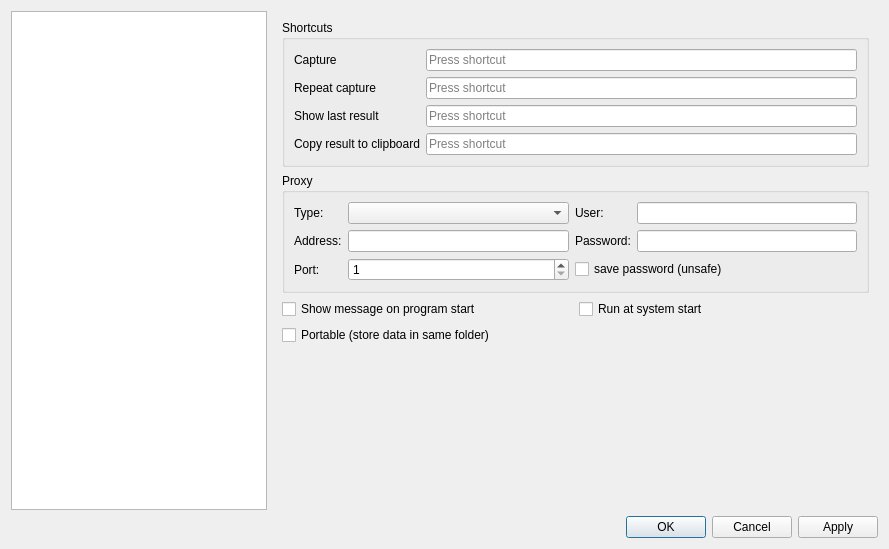
First picture: the form in src/settingseditor.ui, repository OneMoreGres/ScreenTranslator, before the edit.
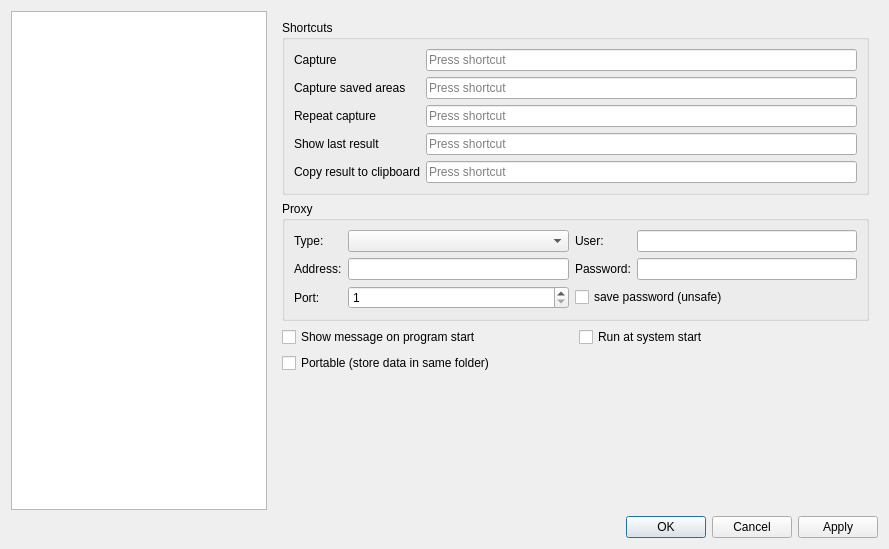
Second picture: the form after the edit. Custom widgets are drawn as their Qt base class.

Commit message: Add ability to lock capture areas and capture them by hotkey

Patch:
```diff
--- a/src/settingseditor.ui
+++ b/src/settingseditor.ui
@@ -56,37 +56,30 @@
           <string>Shortcuts</string>
          </property>
          <layout class="QGridLayout" name="gridLayout">
-          <item row="0" column="0">
-           <widget class="QLabel" name="label">
-            <property name="text">
-             <string>Capture</string>
-            </property>
-           </widget>
+          <item row="4" column="1">
+           <widget class="QKeySequenceEdit" name="clipboardEdit"/>
           </item>
-          <item row="0" column="1">
-           <widget class="QKeySequenceEdit" name="captureEdit"/>
-          </item>
-          <item row="1" column="0">
+          <item row="2" column="0">
            <widget class="QLabel" name="label_8">
             <property name="text">
              <string>Repeat capture</string>
             </property>
            </widget>
           </item>
-          <item row="1" column="1">
+          <item row="2" column="1">
            <widget class="QKeySequenceEdit" name="repeatCaptureEdit"/>
           </item>
-          <item row="2" column="0">
+          <item row="3" column="0">
            <widget class="QLabel" name="label_3">
             <property name="text">
              <string>Show last result</string>
             </property>
            </widget>
           </item>
-          <item row="2" column="1">
-           <widget class="QKeySequenceEdit" name="repeatEdit"/>
+          <item row="0" column="1">
+           <widget class="QKeySequenceEdit" name="captureEdit"/>
           </item>
-          <item row="3" column="0">
+          <item row="4" column="0">
            <widget class="QLabel" name="label_7">
             <property name="text">
              <string>Copy result to clipboard</string>
@@ -94,7 +87,24 @@
            </widget>
           </item>
           <item row="3" column="1">
-           <widget class="QKeySequenceEdit" name="clipboardEdit"/>
+           <widget class="QKeySequenceEdit" name="repeatEdit"/>
+          </item>
+          <item row="0" column="0">
+           <widget class="QLabel" name="label">
+            <property name="text">
+             <string>Capture</string>
+            </property>
+           </widget>
+          </item>
+          <item row="1" column="0">
+           <widget class="QLabel" name="label_22">
+            <property name="text">
+             <string>Capture saved areas</string>
+            </property>
+           </widget>
+          </item>
+          <item row="1" column="1">
+           <widget class="QKeySequenceEdit" name="captureLockedEdit"/>
           </item>
          </layout>
         </widget>
```
The commit also changes 15 other files.
